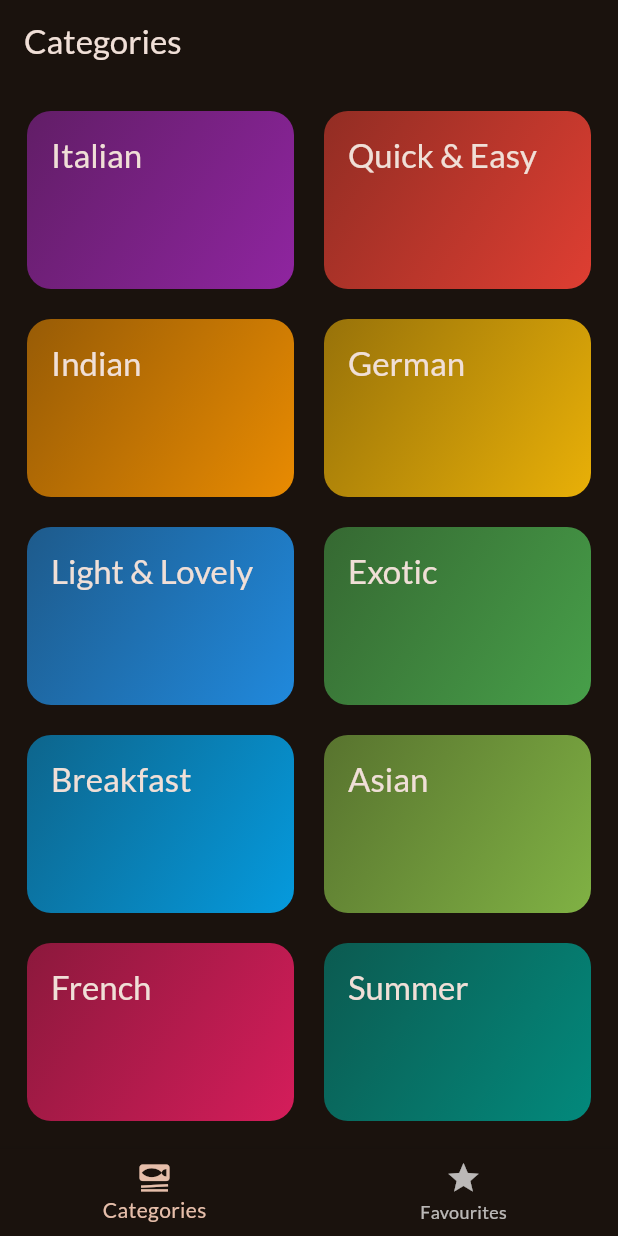
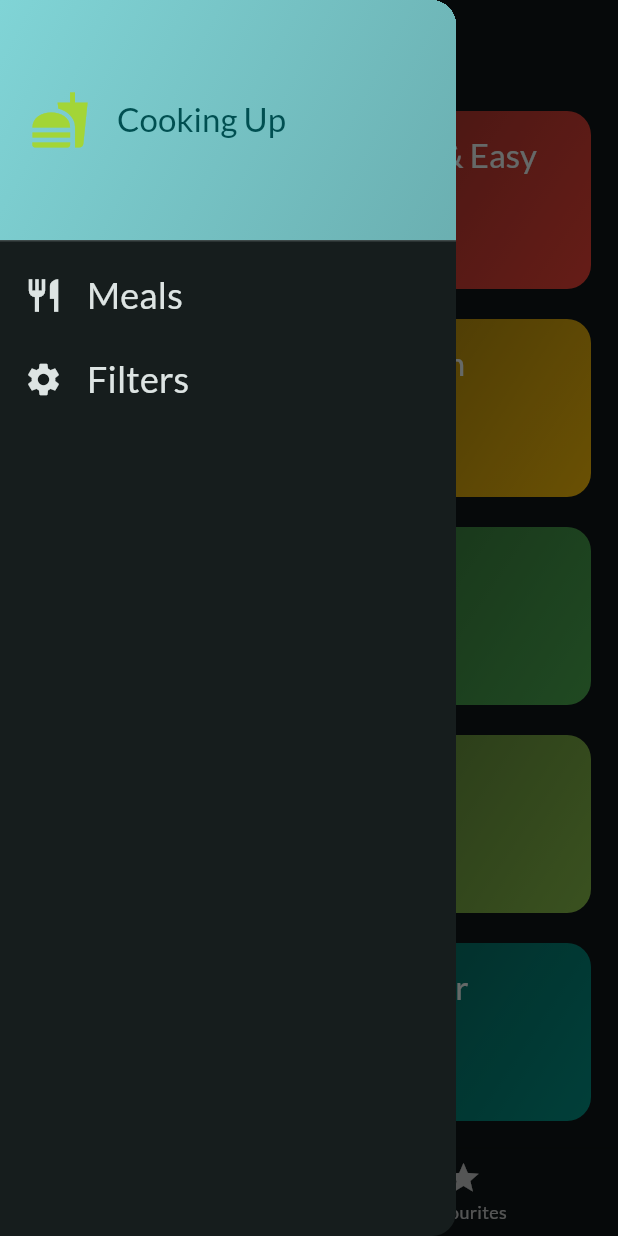
Before and after one commit to sharshv2012/meals, a Flutter app: the screen it shows after launch, with the side drawer open (before the commit the screen has no drawer), on a phone screen of 412 x 824 dp. Run offline on Flutter 3.47's test engine with Material 2 defaults, Android fonts, the phone set to English and light mode, and no system bars; our stand-ins replace google_fonts, transparent_image.

Commit message:
Commit 13: Added drawer to the app and passed a function with identifers from tabs to drawer for showing all meals and filtering meals.

```diff
--- a/lib/main.dart
+++ b/lib/main.dart
@@ -10,7 +10,7 @@ final theme = ThemeData(
   useMaterial3: true,
   colorScheme: ColorScheme.fromSeed(
     brightness: Brightness.dark,
-    seedColor: const Color.fromARGB(255, 131, 57, 0),
+    seedColor: Color.fromARGB(255, 128, 242, 244),
   ),
   textTheme: GoogleFonts.latoTextTheme(),
 );
--- a/lib/screens/tabs.dart
+++ b/lib/screens/tabs.dart
@@ -1,7 +1,9 @@
 import 'package:flutter/material.dart';
+import 'package:meals/data/dummy_data..dart';
 import 'package:meals/models/meal.dart';
 import 'package:meals/screens/categories.dart';
 import 'package:meals/screens/meals.dart';
+import 'package:meals/widget/main_drawer.dart';
 
 class TabsScreen extends StatefulWidget{
 
@@ -44,6 +46,19 @@ class _tabsScreenState extends State<TabsScreen>{
       _selectedPageIndex = index;
     });
   }
+
+  void _setScreen(String identifier){
+    if(identifier == 'meals'){
+      Navigator.of(context).push(
+      MaterialPageRoute(
+        builder: (ctx) => MealsScreen(meals: dummyMeals, title:  "All Meals", onToggleFavourite: _toggleMealFavouriteStatus),
+      ),
+    );
+    }else {
+      Navigator.of(context).pop();
+    }
+
+  }
   @override
   Widget build(BuildContext context) {
 
@@ -58,6 +73,7 @@ class _tabsScreenState extends State<TabsScreen>{
       appBar: AppBar(
         title: Text(activePageTitle),
       ),
+      drawer: MainDrawer(onSelectScreen: _setScreen,),
       body: activePage,
       bottomNavigationBar: BottomNavigationBar(
         onTap: _selectPage,
--- /dev/null
+++ b/lib/widget/main_drawer.dart
@@ -0,0 +1,78 @@
+import 'package:flutter/material.dart';
+
+class MainDrawer extends StatelessWidget {
+  const MainDrawer({super.key, required this.onSelectScreen});
+
+  final void Function(String identifier) onSelectScreen;
+
+  @override
+  Widget build(BuildContext context) {
+    return Drawer(
+      child: Column(
+        children: [
+          DrawerHeader(
+            padding: const EdgeInsets.all(20),
+            decoration: BoxDecoration(
+              gradient: LinearGradient(colors: [
+                Theme.of(context).colorScheme.primary,
+                Theme.of(context).colorScheme.primary.withOpacity(0.8),
+              ], begin: Alignment.topLeft, end: Alignment.bottomRight),
+            ),
+            child: Row(
+              children: [
+                const Icon(
+                  Icons.fastfood,
+                  size: 40,
+                  color: Color.fromARGB(255, 163, 213, 55),
+                ),
+                const SizedBox(
+                  width: 18,
+                ),
+                Text(
+                  "Cooking Up",
+                  style: Theme.of(context).textTheme.titleLarge!.copyWith(
+                        color: Theme.of(context).colorScheme.primaryContainer,
+                      ),
+                ),
+              ],
+            ),
+          ),
+          ListTile(
+            leading: Icon(
+              Icons.restaurant,
+              size: 26,
+              color: Theme.of(context).colorScheme.onBackground,
+            ),
+            title: Text(
+              "Meals",
+              style: Theme.of(context).textTheme.titleSmall!.copyWith(
+                    color: Theme.of(context).colorScheme.onBackground,
+                    fontSize: 24,
+                  ),
+            ),
+            onTap: (){
+              onSelectScreen('meals');
+            },
+          ),
+          ListTile(
+            leading: Icon(
+              Icons.settings,
+              size: 26,
+              color: Theme.of(context).colorScheme.onBackground,
+            ),
+            title: Text(
+              "Filters",
+              style: Theme.of(context).textTheme.titleSmall!.copyWith(
+                    color: Theme.of(context).colorScheme.onBackground,
+                    fontSize: 24,
+                  ),
+            ),
+            onTap: (){
+              onSelectScreen('filter');
+            },
+          )
+        ],
+      ),
+    );
+  }
+}
```
